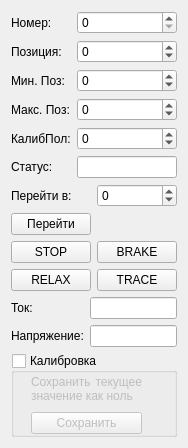
Above: DriverControllerWidget.ui from AlexanderMokhov/AR-600Controller before the change. Below: the same form after it.
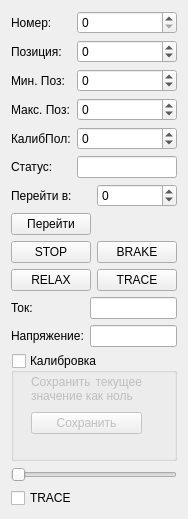
That is the form after the change.

```diff
--- a/DriverControllerWidget.ui
+++ b/DriverControllerWidget.ui
@@ -7,14 +7,14 @@
     <x>0</x>
     <y>0</y>
     <width>188</width>
-    <height>448</height>
+    <height>519</height>
    </rect>
   </property>
   <property name="windowTitle">
    <string>Form</string>
   </property>
-  <layout class="QGridLayout" name="gridLayout_5">
-   <item row="0" column="0">
+  <layout class="QVBoxLayout" name="verticalLayout_4">
+   <item>
     <layout class="QGridLayout" name="gridLayout_2">
      <item row="0" column="0">
       <widget class="QLabel" name="label">
@@ -110,7 +110,7 @@
      </item>
     </layout>
    </item>
-   <item row="1" column="0">
+   <item>
     <layout class="QGridLayout" name="gridLayout_4">
      <item row="0" column="0">
       <widget class="QLabel" name="label_7">
@@ -138,7 +138,7 @@
      </item>
     </layout>
    </item>
-   <item row="2" column="0">
+   <item>
     <layout class="QGridLayout" name="gridLayout_3">
      <item row="0" column="0">
       <widget class="QPushButton" name="ButtonSTOP">
@@ -170,7 +170,7 @@
      </item>
     </layout>
    </item>
-   <item row="3" column="0">
+   <item>
     <layout class="QVBoxLayout" name="verticalLayout_2">
      <item>
       <layout class="QGridLayout" name="gridLayout">
@@ -224,7 +224,7 @@
        <property name="checked">
         <bool>false</bool>
        </property>
-       <widget class="QWidget" name="">
+       <widget class="QWidget" name="layoutWidget">
         <property name="geometry">
          <rect>
           <x>20</x>
@@ -260,6 +260,24 @@
      </item>
     </layout>
    </item>
+   <item>
+    <layout class="QVBoxLayout" name="verticalLayout_3">
+     <item>
+      <widget class="QSlider" name="SliderPosition">
+       <property name="orientation">
+        <enum>Qt::Horizontal</enum>
+       </property>
+      </widget>
+     </item>
+     <item>
+      <widget class="QCheckBox" name="checkBoxTrace">
+       <property name="text">
+        <string>TRACE</string>
+       </property>
+      </widget>
+     </item>
+    </layout>
+   </item>
   </layout>
  </widget>
  <resources/>
```
